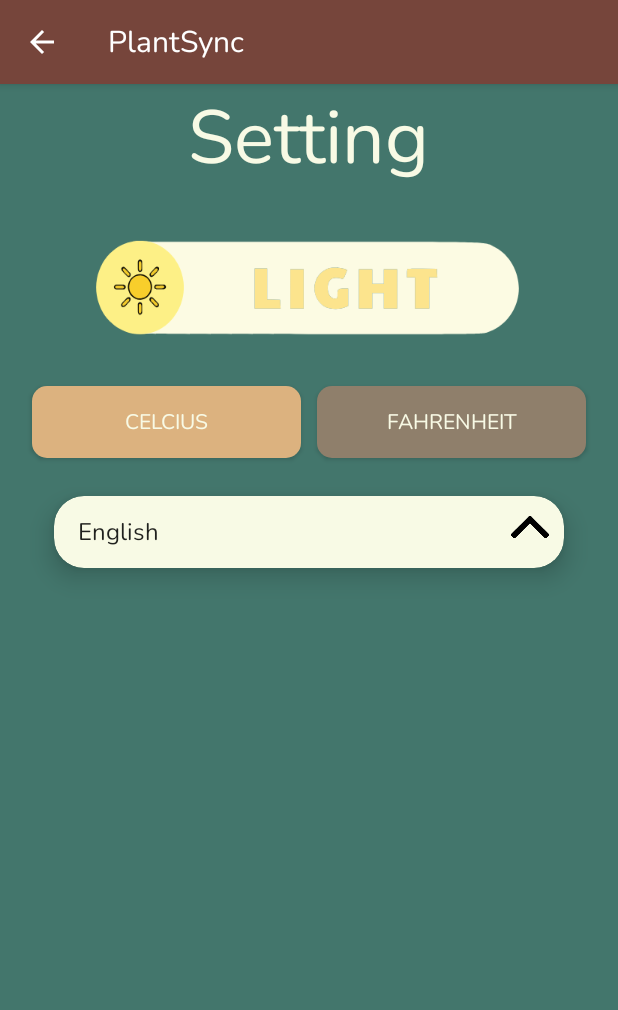
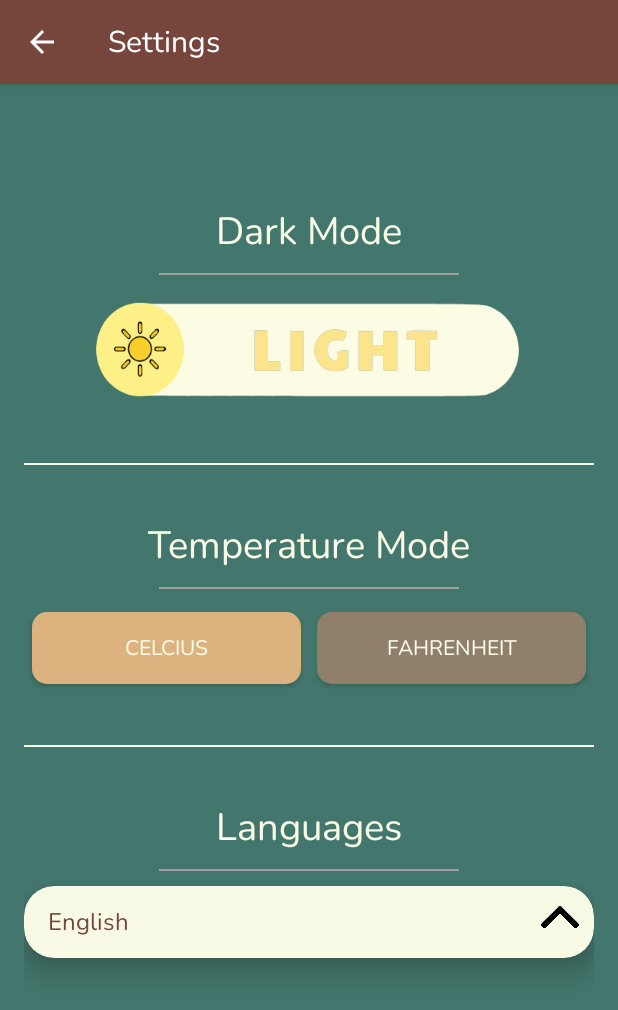
Before and after one commit to NHPI12/Group-Project-Soil-Condition-Analysis, an Android app: the screen it shows after launch (setting), in the side drawer, after a tap on "Settings", on a phone screen of 412 x 824 dp. Shown: the top 1010 px of the screen. Run offline under Robolectric (Android 15) with nearby library versions, the light colour scheme and no system bars; our stand-ins replace Firebase (no records; nobody signed in at launch, a user with empty details on screens opened directly); libraries missing offline, so code that uses them is left out: com.github.mikephil.charting; 3 statements that could not run were skipped.

Commit message:
Fix Bug In Setting UI: - Fix nightmode color of the Temperature Convert Button. - Fix Expand Collapse not working on the selected language at the top - Fix Slide Button of the Language not changing when manual slide Update on UI: - Change Lable of Action Bar of each Activity. - Change UI of Settings.

```diff
--- a/soiCondition/app/src/main/java/vn/edu/usth/soicondition/AddPlantsActivity.java
+++ b/soiCondition/app/src/main/java/vn/edu/usth/soicondition/AddPlantsActivity.java
@@ -83,7 +83,9 @@ public class AddPlantsActivity extends AppCompatActivity {
 
             // Set custom ActionBar layout
             ActionBar actionBar = getSupportActionBar();
+
             if (actionBar != null) {
+                actionBar.setTitle("Add Plants");
                 actionBar.setDisplayHomeAsUpEnabled(true);
                 actionBar.setDisplayShowCustomEnabled(true);
                 actionBar.setCustomView(customActionBarView, new ActionBar.LayoutParams(
--- a/soiCondition/app/src/main/java/vn/edu/usth/soicondition/LanguageAdapter.java
+++ b/soiCondition/app/src/main/java/vn/edu/usth/soicondition/LanguageAdapter.java
@@ -7,6 +7,8 @@ import android.view.ViewGroup;
 import android.widget.TextView;
 
 import androidx.annotation.NonNull;
+import androidx.cardview.widget.CardView;
+import androidx.core.content.ContextCompat;
 import androidx.recyclerview.widget.RecyclerView;
 
 import java.util.ArrayList;
@@ -17,13 +19,17 @@ public class LanguageAdapter extends RecyclerView.Adapter<LanguageAdapter.Langua
 
     private List<String> languages;
     private LayoutInflater inflater;
+    private CardView cardViewLanguage;
     private OnItemClickListener listener;
     private int selectedPosition = 0;
+    private Context context;
 
-    public LanguageAdapter(Context context, String[] languages, OnItemClickListener listener) {
+    public LanguageAdapter(Context context, String[] languages,CardView cardViewLanguage, OnItemClickListener listener) {
         this.inflater = LayoutInflater.from(context);
         this.languages = new ArrayList<>(Arrays.asList(languages)); // Convert array to list for manipulation
         this.listener = listener;
+        this.cardViewLanguage = cardViewLanguage;
+        this.context = context;
     }
 
     @NonNull
@@ -36,6 +42,7 @@ public class LanguageAdapter extends RecyclerView.Adapter<LanguageAdapter.Langua
     @Override
     public void onBindViewHolder(@NonNull LanguageViewHolder holder, int position) {
         holder.textView.setText(languages.get(position));
+        holder.textView.setTextColor(ContextCompat.getColor(context,R.color.itemnavi));
         holder.itemView.setOnClickListener(v -> {
             // Notify the previous item and the clicked item of the change
             notifyItemChanged(selectedPosition);
@@ -45,7 +52,19 @@ public class LanguageAdapter extends RecyclerView.Adapter<LanguageAdapter.Langua
             // Call the onItemClick method of the OnItemClickListener
             listener.onItemClick(languages.get(position), position);
         });
-
+        if (position == 0) { // Only for the first item
+            holder.textView.setOnClickListener(new View.OnClickListener() {
+                @Override
+                public void onClick(View v) {
+                    // Toggle the CardView visibility here
+                    if (cardViewLanguage != null) {
+                        if (context instanceof setting) {
+                            ((setting) context).toggleCardView();
+                        }
+                    }
+                }
+            });
+        }
         // Highlight the selected item in some way
         holder.itemView.setSelected(selectedPosition == position);
     }
--- a/soiCondition/app/src/main/java/vn/edu/usth/soicondition/MainActivity.java
+++ b/soiCondition/app/src/main/java/vn/edu/usth/soicondition/MainActivity.java
@@ -698,8 +698,8 @@ public class MainActivity extends AppCompatActivity implements SelectedPlantsAda
     }
     private void TurnPlantDetailsIntoList(){
         //String apiKey = "sk-gAIS6560794454fbf2885";   // Quy's API key
-        //String apiKey     = "sk-O0QK655e2575b0b303082";   // Nguyen Main
-        String apiKey     = "sk-JAdj65704f90038483358";   // Nguyen 2nd
+        String apiKey     = "sk-O0QK655e2575b0b303082";   // Nguyen Main
+        //String apiKey     = "sk-JAdj65704f90038483358";   // Nguyen 2nd
         //String apiKey     = "sk-PEwA657057073ee313360";   // Quy 2nd
         //String apiKey = "sk-V27h658e9a807e9213607"; // Quy 3rd
         //String apiKey = "sk-yMXy658e9fa1e97613609"; // Quy 4rd
@@ -921,8 +921,8 @@ public class MainActivity extends AppCompatActivity implements SelectedPlantsAda
 
 
         //String apiKey = "sk-gAIS6560794454fbf2885";   // Quy's API key
-        //String apiKey     = "sk-O0QK655e2575b0b303082";   // Nguyen Main
-        String apiKey     = "sk-JAdj65704f90038483358";   // Nguyen 2nd
+        String apiKey     = "sk-O0QK655e2575b0b303082";   // Nguyen Main
+        //String apiKey     = "sk-JAdj65704f90038483358";   // Nguyen 2nd
         //String apiKey     = "sk-PEwA657057073ee313360";   // Quy 2nd
         //String apiKey = "sk-V27h658e9a807e9213607"; // Quy 3rd
         //String apiKey = "sk-yMXy658e9fa1e97613609"; // Quy 4rd
--- a/soiCondition/app/src/main/java/vn/edu/usth/soicondition/PlantDetailsActivity.java
+++ b/soiCondition/app/src/main/java/vn/edu/usth/soicondition/PlantDetailsActivity.java
@@ -16,6 +16,7 @@ import android.widget.TextView;
 import android.widget.Toast;
 
 import androidx.annotation.NonNull;
+import androidx.appcompat.app.ActionBar;
 import androidx.appcompat.app.AlertDialog;
 import androidx.appcompat.app.AppCompatActivity;
 
@@ -68,6 +69,10 @@ public class PlantDetailsActivity extends AppCompatActivity {
         Set<Integer> existingPlantIds = new HashSet<>();
         for (String id : existingPlantIdsStringSet){
             existingPlantIds.add(Integer.valueOf(id));
+        }
+        ActionBar actionBar = getSupportActionBar();
+        if (actionBar != null) {
+            actionBar.setTitle("Plant Details");
         }
         // Initialize and set up your RecyclerView and Adapter here
         Button DetailsButton = findViewById(R.id.details_button);
--- a/soiCondition/app/src/main/java/vn/edu/usth/soicondition/RemovePlantsActivity.java
+++ b/soiCondition/app/src/main/java/vn/edu/usth/soicondition/RemovePlantsActivity.java
@@ -101,6 +101,7 @@ public class RemovePlantsActivity extends AppCompatActivity {
                 // Set custom ActionBar layout
                 ActionBar actionBar = getSupportActionBar();
                 if (actionBar != null) {
+                    actionBar.setTitle("Remove Plants");
                     actionBar.setDisplayHomeAsUpEnabled(true);
                     actionBar.setDisplayShowCustomEnabled(true);
                     actionBar.setCustomView(customActionBarView, new ActionBar.LayoutParams(
--- a/soiCondition/app/src/main/java/vn/edu/usth/soicondition/Your_Plant_Activity.java
+++ b/soiCondition/app/src/main/java/vn/edu/usth/soicondition/Your_Plant_Activity.java
@@ -1,6 +1,7 @@
 package vn.edu.usth.soicondition;
 
 import androidx.annotation.NonNull;
+import androidx.appcompat.app.ActionBar;
 import androidx.appcompat.app.ActionBarDrawerToggle;
 import androidx.appcompat.app.AppCompatActivity;
 import androidx.appcompat.widget.SearchView;
@@ -46,6 +47,10 @@ public class Your_Plant_Activity extends AppCompatActivity {
         NavigationView navigationView = findViewById(R.id.your_plant_nav);
         drawerLayout.addDrawerListener(actionBarDrawerToggle);
         actionBarDrawerToggle.syncState();
+        ActionBar actionBar = getSupportActionBar();
+        if (actionBar != null) {
+            actionBar.setTitle("Your Plants");
+        }
         Objects.requireNonNull(getSupportActionBar(),"cannot be null").setDisplayHomeAsUpEnabled(true);
 
         navigationView.setNavigationItemSelectedListener(item -> {
--- a/soiCondition/app/src/main/java/vn/edu/usth/soicondition/plantListActivity.java
+++ b/soiCondition/app/src/main/java/vn/edu/usth/soicondition/plantListActivity.java
@@ -2,6 +2,7 @@ package vn.edu.usth.soicondition;
 
 import androidx.annotation.NonNull;
 
+import androidx.appcompat.app.ActionBar;
 import androidx.appcompat.app.ActionBarDrawerToggle;
 import androidx.appcompat.app.AppCompatActivity;
 import androidx.appcompat.widget.SearchView;
@@ -45,7 +46,10 @@ public class plantListActivity extends AppCompatActivity {
     protected void onCreate(Bundle savedInstanceState) {
         super.onCreate(savedInstanceState);
         setContentView(R.layout.activity_plant_list);
-
+        ActionBar actionBar = getSupportActionBar();
+        if (actionBar != null) {
+            actionBar.setTitle("Plant List");
+        }
         // RecycleView
         Intent intent = getIntent();
         if (intent.hasExtra("plantList")) {
--- a/soiCondition/app/src/main/java/vn/edu/usth/soicondition/setting.java
+++ b/soiCondition/app/src/main/java/vn/edu/usth/soicondition/setting.java
@@ -3,6 +3,7 @@ package vn.edu.usth.soicondition;
 
 
 import androidx.annotation.NonNull;
+import androidx.appcompat.app.ActionBar;
 import androidx.appcompat.app.AppCompatActivity;
 import androidx.appcompat.app.AppCompatDelegate;
 import androidx.appcompat.widget.SwitchCompat;
@@ -21,6 +22,7 @@ import android.content.SharedPreferences;
 import android.content.res.Configuration;
 import android.content.res.Resources;
 import android.os.Bundle;
+import android.util.Log;
 import android.view.MenuItem;
 
 import android.view.MotionEvent;
@@ -63,7 +65,10 @@ public class setting extends AppCompatActivity {
         super.onCreate(savedInstanceState);
         setContentView(R.layout.activity_setting);
         Objects.requireNonNull(getSupportActionBar()).setDisplayHomeAsUpEnabled(true);
-
+        ActionBar actionBar = getSupportActionBar();
+        if (actionBar != null) {
+            actionBar.setTitle("Settings");
+        }
         CelButton = findViewById(R.id.CelciusButton);
         FahButton = findViewById(R.id.FahrenheitButton);
         lightswitch = findViewById(R.id.lighswitch);
@@ -80,8 +85,10 @@ public class setting extends AppCompatActivity {
             public void onCheckedChanged(CompoundButton buttonView, boolean isChecked) {
                 if (isChecked) {
                     AppCompatDelegate.setDefaultNightMode(AppCompatDelegate.MODE_NIGHT_YES);
+                    arrowImageView.setColorFilter(ContextCompat.getColor(setting.this, R.color.white));
                 } else {
                     AppCompatDelegate.setDefaultNightMode(AppCompatDelegate.MODE_NIGHT_NO);
+                    arrowImageView.setColorFilter(ContextCompat.getColor(setting.this, R.color.black));
                 }
                 editor = sharedPreferences.edit();
                 editor.putBoolean("nightMode", isChecked);
@@ -93,20 +100,18 @@ public class setting extends AppCompatActivity {
             lightswitch.setChecked(true);
             AppCompatDelegate.setDefaultNightMode(AppCompatDelegate.MODE_NIGHT_YES);
         }
-
         lightswitch.setOnClickListener(view -> {
             if (nightMode) {
                 AppCompatDelegate.setDefaultNightMode(AppCompatDelegate.MODE_NIGHT_NO);
                 editor = sharedPreferences.edit();
                 editor.putBoolean("nightMode", false);
-
             } else {
                 AppCompatDelegate.setDefaultNightMode(AppCompatDelegate.MODE_NIGHT_YES);
                 editor = sharedPreferences.edit();
                 editor.putBoolean("nightMode", true);
-
             }
             editor.apply();
+            recreate();
         });
         Objects.requireNonNull(getSupportActionBar()).setDisplayHomeAsUpEnabled(true);
 
@@ -117,32 +122,31 @@ public class setting extends AppCompatActivity {
         temperaTure = sharedPreferences_tempvalue.getString("temperaTure", "");
         sharedPreferences_tempmode = getSharedPreferences("MODE_TEMP", Context.MODE_PRIVATE);
         tempMode = sharedPreferences_tempmode.getBoolean("tempMode", false);
-        if (!tempMode) {
-            // Celsius is the current mode
-            CelButton.setBackground(ContextCompat.getDrawable(getApplicationContext(), R.drawable.background_button_settings));
-            FahButton.setBackground(ContextCompat.getDrawable(getApplicationContext(), R.drawable.background_button_settings_dark));
-        } else {
-            // Fahrenheit is the current mode
-            FahButton.setBackground(ContextCompat.getDrawable(getApplicationContext(), R.drawable.background_button_settings));
-            CelButton.setBackground(ContextCompat.getDrawable(getApplicationContext(), R.drawable.background_button_settings_dark));
-        }
         langspinPreference = getSharedPreferences("Lang", Context.MODE_PRIVATE);
         lang = langspinPreference.getInt("lang", 0);
         whatlangPreference = getSharedPreferences("whatlang", Context.MODE_PRIVATE);
-
+        if (!tempMode) {
+            // Celsius is the current mode
+            CelButton.setBackground(ContextCompat.getDrawable(setting.this, R.drawable.background_button_settings));
+            FahButton.setBackground(ContextCompat.getDrawable(setting.this, R.drawable.background_button_settings_dark));
+        } else {
+            // Fahrenheit is the current mode
+            FahButton.setBackground(ContextCompat.getDrawable(setting.this, R.drawable.background_button_settings));
+            CelButton.setBackground(ContextCompat.getDrawable(setting.this, R.drawable.background_button_settings_dark));
+        }
         CelButton.setOnClickListener(new View.OnClickListener() {
             @Override
             public void onClick(View v) {
-                FahButton.setBackground(ContextCompat.getDrawable(getApplicationContext(), R.drawable.background_button_settings_dark));
-                CelButton.setBackground(ContextCompat.getDrawable(getApplicationContext(), R.drawable.background_button_settings));
+                FahButton.setBackground(ContextCompat.getDrawable(setting.this, R.drawable.background_button_settings_dark));
+                CelButton.setBackground(ContextCompat.getDrawable(setting.this, R.drawable.background_button_settings));
                 convertTemperatureAndSave(false);
             }
         });
         FahButton.setOnClickListener(new View.OnClickListener() {
             @Override
             public void onClick(View v) {
-                CelButton.setBackground(ContextCompat.getDrawable(getApplicationContext(), R.drawable.background_button_settings_dark));
-                FahButton.setBackground(ContextCompat.getDrawable(getApplicationContext(), R.drawable.background_button_settings));
+                CelButton.setBackground(ContextCompat.getDrawable(setting.this, R.drawable.background_button_settings_dark));
+                FahButton.setBackground(ContextCompat.getDrawable(setting.this, R.drawable.background_button_settings));
                 convertTemperatureAndSave(true);
             }
         });
@@ -151,10 +155,10 @@ public class setting extends AppCompatActivity {
         recyclerViewLanguages = findViewById(R.id.recyclerViewLanguages);
         recyclerViewLanguages.setLayoutManager(new LinearLayoutManager(this));
         // Initially, only show the selected language (English)
-        languageAdapter = new LanguageAdapter(this, new String[] {"English"}, this::onLanguageSelected);
+        languageAdapter = new LanguageAdapter(this, new String[] {"English"},cardViewLanguage, this::onLanguageSelected);
         recyclerViewLanguages.setAdapter(languageAdapter);
     }
-    private void toggleCardView() {
+    void toggleCardView() {
         if (isCardViewExpanded) {
             collapseLanguageList();
         } else {
@@ -187,17 +191,20 @@ public class setting extends AppCompatActivity {
         if (position != 0) {
             languageList.remove(language);
             languageList.add(0, language);
+            languageAdapter.setLanguages(languageList);
             languageAdapter.notifyItemMoved(position, 0);
         }
 
-        // Update the adapter with only the selected language
-        languageAdapter.setLanguages(Collections.singletonList(currentSelectedLanguage));
-        recyclerViewLanguages.getAdapter().notifyDataSetChanged();
-
-        // Check if the CardView is expanded, and collapse it
+        // Collapse the CardView after the selection is made
         if (isCardViewExpanded) {
             toggleCardView();
         }
+
+        // Notify the adapter that the data has changed
+        recyclerViewLanguages.getAdapter().notifyDataSetChanged();
+
+        // Update the locale here if needed
+        //setAppLocale(language);
     }
     private void setAppLocale(String language) {
         Locale locale = new Locale(language);
--- a/soiCondition/app/src/main/res/drawable/background_button_settings.xml
+++ b/soiCondition/app/src/main/res/drawable/background_button_settings.xml
@@ -1,5 +1,5 @@
 <?xml version="1.0" encoding="utf-8"?>
 <shape xmlns:android="http://schemas.android.com/apk/res/android">
-    <solid android:color="@color/lightlilbrown" />
+    <solid android:color="@color/selected" />
     <corners android:radius="10dp" />
 </shape>
--- a/soiCondition/app/src/main/res/drawable/background_button_settings_dark.xml
+++ b/soiCondition/app/src/main/res/drawable/background_button_settings_dark.xml
@@ -1,5 +1,5 @@
 <?xml version="1.0" encoding="utf-8"?>
 <shape xmlns:android="http://schemas.android.com/apk/res/android">
-    <solid android:color="@color/darklilbrown" />
+    <solid android:color="@color/unselected"/>
     <corners android:radius="10dp" />
 </shape>
--- a/soiCondition/app/src/main/res/layout/activity_main.xml
+++ b/soiCondition/app/src/main/res/layout/activity_main.xml
@@ -73,7 +73,6 @@
                 <RelativeLayout
                     android:layout_width="match_parent"
                     android:layout_height="match_parent">
-
                     <TextView
                         style="@style/TextColor"
                         android:layout_width="wrap_content"
@@ -87,7 +86,6 @@
                         android:textStyle="bold"
                         android:gravity="center"
                         tools:ignore="RelativeOverlap" />
-
                     <ImageView
                         android:layout_width="30dp"
                         android:scaleType="centerCrop"
--- a/soiCondition/app/src/main/res/layout/activity_setting.xml
+++ b/soiCondition/app/src/main/res/layout/activity_setting.xml
@@ -17,12 +17,18 @@
         <TextView
             android:layout_width="wrap_content"
             android:layout_height="wrap_content"
+            android:text="Dark Mode"
+            android:textSize="25sp"
+            android:textColor="@color/lilwhite"
             android:layout_gravity="center"
-            android:textColor="@color/lilwhite"
-            android:text="@string/setting"
-            android:textSize="50sp"/>
+            android:layout_marginTop="80dp"/>
+        <View
+            android:layout_width="200dp"
+            android:layout_gravity="center"
+            android:layout_height="1dp"
+            android:layout_margin="10dp"
+            android:background="@color/graywhite"/>
             <androidx.appcompat.widget.SwitchCompat
-                android:layout_marginTop="25dp"
                 android:id="@+id/lighswitch"
                 android:layout_width="match_parent"
                 android:scaleX="0.75"
@@ -33,18 +39,38 @@
                 app:switchMinWidth="380dp"
                 android:thumb="@drawable/thumb"
                 app:track="@drawable/bg_track"
-                tools:ignore="VisualLintBounds,DuplicateSpeakableTextCheck" />
+                tools:ignore="VisualLintBounds,DuplicateSpeakableTextCheck"/>
+        <View
+            android:layout_width="match_parent"
+            android:layout_gravity="center"
+            android:layout_height="1dp"
+            android:layout_marginTop="35dp"
+            android:layout_marginBottom="35dp"
+            android:background="@color/lilwhite"/>
+        <TextView
+            android:layout_width="wrap_content"
+            android:layout_height="wrap_content"
+            android:text="Temperature Mode"
+            android:textSize="25sp"
+            android:textColor="@color/lilwhite"
+            android:layout_gravity="center"
+            />
+        <View
+            android:layout_width="200dp"
+            android:layout_gravity="center"
+            android:layout_height="1dp"
+            android:layout_margin="10dp"
+            android:background="@color/graywhite"/>
         <LinearLayout
             android:layout_width="match_parent"
             android:layout_height="wrap_content"
-            android:layout_marginTop="20dp"
             android:orientation="horizontal">
             <Button
                 android:layout_width="wrap_content"
                 android:layout_height="wrap_content"
                 android:layout_weight="1"
                 android:textColor="@color/lilwhite"
-                android:background="@drawable/background_button_general"
+                style="@style/ButtonColor"
                 android:id="@+id/CelciusButton"
                 android:layout_margin="5dp"
                 android:text="Celcius"/>
@@ -54,15 +80,34 @@
                 android:layout_margin="5dp"
                 android:textColor="@color/lilwhite"
                 android:layout_height="wrap_content"
-                android:background="@drawable/background_button_general"
+                style="@style/ButtonColor"
                 android:id="@+id/FahrenheitButton"
                 android:text="Fahrenheit"/>
         </LinearLayout>
+        <View
+            android:layout_width="match_parent"
+            android:layout_gravity="center"
+            android:layout_height="1dp"
+            android:layout_marginTop="35dp"
+            android:layout_marginBottom="35dp"
+            android:background="@color/lilwhite"/>
+        <TextView
+            android:layout_width="wrap_content"
+            android:layout_height="wrap_content"
+            android:text="Languages"
+            android:textSize="25sp"
+            android:textColor="@color/lilwhite"
+            android:layout_gravity="center" />
+        <View
+            android:layout_width="200dp"
+            android:layout_gravity="center"
+            android:layout_height="1dp"
+            android:layout_margin="10dp"
+            android:background="@color/graywhite"/>
         <androidx.cardview.widget.CardView
             android:id="@+id/cardViewLanguage"
             android:layout_width="match_parent"
             android:layout_height="wrap_content"
-            android:layout_margin="20dp"
             app:cardCornerRadius="20dp"
             app:cardElevation="10dp"
             style="@style/CardBackground">
--- a/soiCondition/app/src/main/res/values-night/colors.xml
+++ b/soiCondition/app/src/main/res/values-night/colors.xml
@@ -4,6 +4,6 @@
     <color name="titleabc">@color/lilwhite</color>
     <color name="neutral">#35E8F8</color>
     <color name="buttonlilbrown">#152A38</color>
-    <color name="lightlilbrown">#205273</color>
-    <color name="darklilbrown">#101B22</color>
+    <color name="selected">#205273</color>
+    <color name="unselected">#101B22</color>
 </resources>
--- a/soiCondition/app/src/main/res/values/colors.xml
+++ b/soiCondition/app/src/main/res/values/colors.xml
@@ -14,8 +14,8 @@
     <color name="leaf">#43766C</color>
     <color name="lilwhite">#F8FAE5</color>
     <color name="lilbrown">#B19470</color>
-    <color name="darklilbrown">#8F7F6B</color>
-    <color name="lightlilbrown">#DCB27F</color>
+    <color name="unselected">#8F7F6B</color>
+    <color name="selected">#DCB27F</color>
     <color name="buttonlilbrown">#B19470</color>
     <color name="verybrown">#76453B</color>
     <color name="itemnavi">#76453B</color>
--- a/soiCondition/app/src/main/res/values/themes.xml
+++ b/soiCondition/app/src/main/res/values/themes.xml
@@ -19,18 +19,15 @@
     <style name="CardBackground"><item name="cardBackgroundColor">@color/lilwhite</item></style>
     <style name="CardBackground.2"><item name="cardBackgroundColor">@color/lilwhite</item></style>
     <style name="TextColor"><item name="android:textColor">@color/verybrown</item></style>
+    <style name="ButtonColor"><item name="android:background">@drawable/background_button_general</item></style>
     <style name="TextColorData"><item name="android:textColor">@color/lilbrown</item></style>
     <style name="ImageChange"><item name="android:src">@color/white</item></style>
-
     <style name="Switchmode"><item name="android:switchStyle">@color/white</item></style>
-
     <style name="SCBSwitch" parent="Theme.AppCompat.Light">
         <item name="colorControlActivated">#B89B84</item>
         <item name="colorSwitchThumbNormal">#f1f1f1</item>
         <item name="android:colorForeground">#42221f1f</item>
     </style>
-
-
     <style name="appcin" parent="@android:style/Theme.NoTitleBar.Fullscreen">
         <item name="android:spinnerStyle">@style/spinnerStyle</item>
         <item name="android:spinnerItemStyle">@style/SpinnerItem</item>
```
Also changed, not shown: soiCondition/app/src/main/AndroidManifest.xml (+12 -6 lines).
